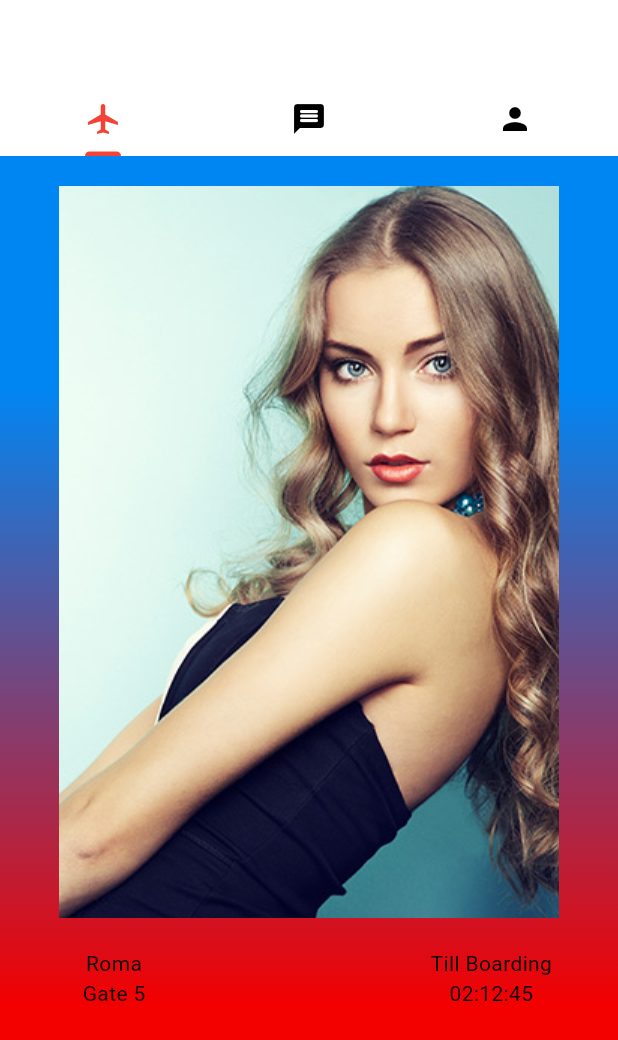
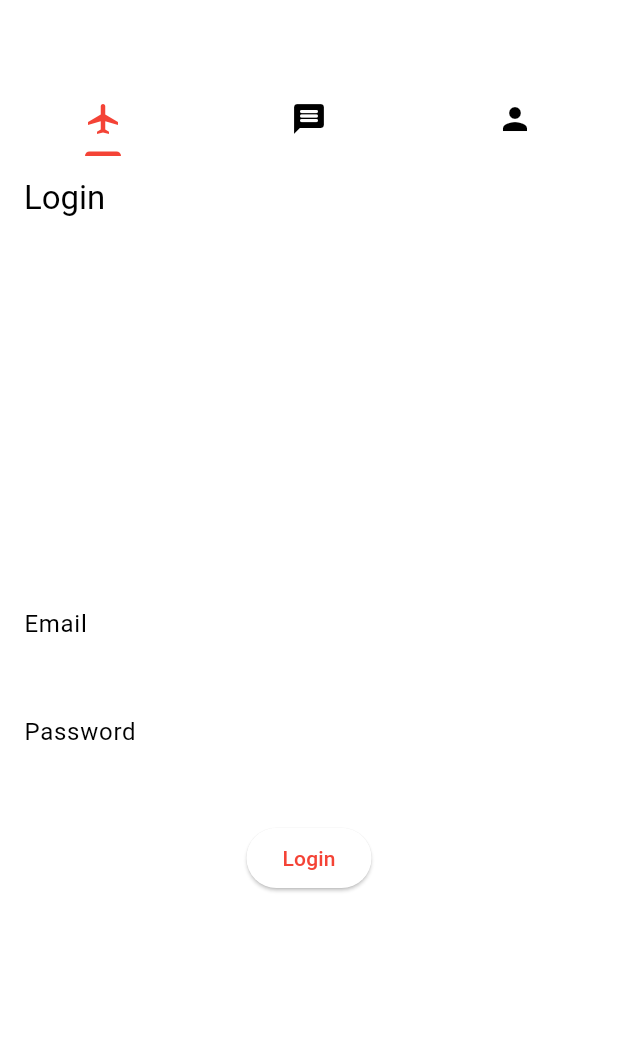
Before and after one commit to RyanSchmit/Mile-High-Matches, a Flutter app: the screen it shows after launch, on a phone screen of 412 x 824 dp. Shown: the top 1040 px of the screen. Run offline on Flutter 3.47's test engine with Material 3 defaults, Android fonts, the phone set to English and light mode, and no system bars; our stand-ins replace firebase_core; accounts and stored records are empty.

Commit message:
Added Login screen and instialized firebase app

```diff
--- a/lib/main.dart
+++ b/lib/main.dart
@@ -1,11 +1,17 @@
 import 'package:flutter/material.dart';
-import 'package:milehighmatch/pages/discover.dart';
 import 'package:milehighmatch/pages/home.dart';
+import 'package:milehighmatch/pages/login.dart';
 import 'package:milehighmatch/pages/messages.dart';
 import 'package:milehighmatch/pages/profile.dart';
+import 'package:firebase_core/firebase_core.dart';
+import 'firebase_options.dart';
 
-void main() {
+void main() async {
   runApp(const Myapp());
+
+  await Firebase.initializeApp(
+    options: DefaultFirebaseOptions.currentPlatform,
+  );
 }
 
 class Myapp extends StatelessWidget {
@@ -44,7 +50,7 @@ class Views extends StatelessWidget {
     return const Scaffold(
       body: TabBarView(
         children: [
-          DiscoverPage(),
+          LoginPage(),
           MessagesPage(),
           ProfilePage(),
         ],
--- a/lib/pages/discover.dart
+++ b/lib/pages/discover.dart
@@ -24,12 +24,14 @@ class MatchCard extends StatelessWidget {
   Widget build(BuildContext context) {
     return Column(children: [
       Padding(
-          padding: const EdgeInsets.all(20),
+          padding: const EdgeInsets.only(top: 20),
           child: Image.asset('assets/images/discover.png')),
       Container(
           decoration:
-              const BoxDecoration(color: Color.fromRGBO(126, 146, 120, 0)),
-          child: const MatchInfo())
+              const BoxDecoration(color: Color.fromRGBO(255, 255, 255, 1)),
+              height: 70.0,
+              width: 340.0,
+              child: const MatchInfo())
     ]);
   }
 }
@@ -41,8 +43,8 @@ class MatchInfo extends StatelessWidget {
   Widget build(BuildContext context) {
     return const Row(children: [
       Column(children: [
-        Padding(padding: EdgeInsets.only(right: 190.0, left: 55.0), child: Text("Roma")),
-        Padding(padding: EdgeInsets.only(right: 190.0, left: 55.0), child: Text("Gate 5"))
+        Padding(padding: EdgeInsets.only(left: 10.0, right: 200.0), child: Text("Roma")),
+        Padding(padding: EdgeInsets.only(left: 10.0, right: 200.0), child: Text("Gate 5"))
       ]),
       Column(children: [
         Text("Till Boarding"),
--- a/lib/pages/home.dart
+++ b/lib/pages/home.dart
@@ -1,7 +1,7 @@
 import 'package:flutter/material.dart';
 
-class MyHomePage extends StatelessWidget {
-  const MyHomePage({super.key});
+class HomePage extends StatelessWidget {
+  const HomePage({super.key});
 
   @override
   Widget build(BuildContext context) {
--- /dev/null
+++ b/lib/pages/login.dart
@@ -0,0 +1,58 @@
+import 'package:flutter/material.dart';
+
+class LoginPage extends StatefulWidget {
+  const LoginPage({super.key});
+
+  @override
+  _LoginPageState createState() => _LoginPageState();
+}
+
+class _LoginPageState extends State<LoginPage> {
+  final TextEditingController _emailController = TextEditingController();
+  final TextEditingController _passwordController = TextEditingController();
+
+  @override
+  Widget build(BuildContext context) {
+    return Scaffold(
+      appBar: AppBar(
+        title: const Text('Login'),
+      ),
+      body: Padding(
+        padding: const EdgeInsets.all(16.0),
+        child: Column(
+          mainAxisAlignment: MainAxisAlignment.center,
+          children: [
+            TextField(
+              controller: _emailController,
+              decoration: const InputDecoration(
+                labelText: 'Email',
+              ),
+            ),
+            const SizedBox(height: 16.0),
+            TextField(
+              controller: _passwordController,
+              obscureText: true,
+              decoration: const InputDecoration(
+                labelText: 'Password',
+              ),
+            ),
+            const SizedBox(height: 32.0),
+            ElevatedButton(
+              onPressed: () {
+                // Implement your login logic here
+                String email = _emailController.text;
+                String password = _passwordController.text;
+
+                // Validate email and password, and perform authentication
+
+                // For now, let's just print the entered credentials
+                print('Email: $email\nPassword: $password');
+              },
+              child: const Text('Login'),
+            ),
+          ],
+        ),
+      ),
+    );
+  }
+}
--- a/pubspec.yaml
+++ b/pubspec.yaml
@@ -35,6 +35,7 @@ dependencies:
   # The following adds the Cupertino Icons font to your application.
   # Use with the CupertinoIcons class for iOS style icons.
   cupertino_icons: ^1.0.2
+  firebase_core: ^2.24.2
 
 dev_dependencies:
   flutter_test:
```
Also changed, not shown: lib/firebase_options.dart (added), pubspec.lock, 19 other files.
